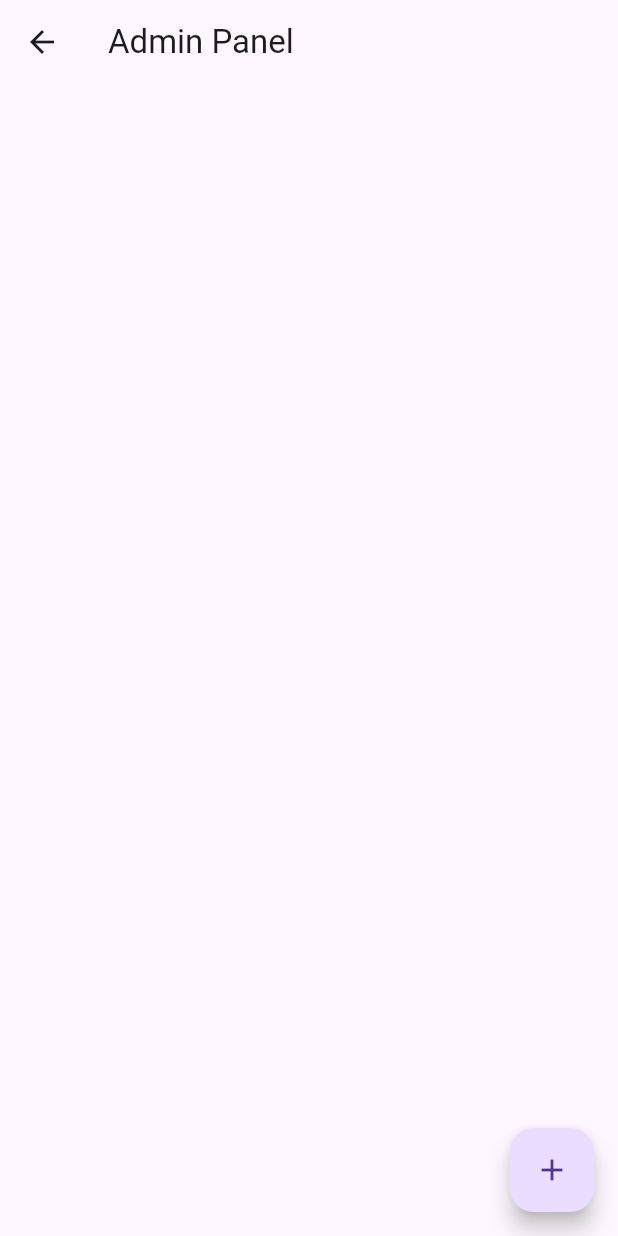
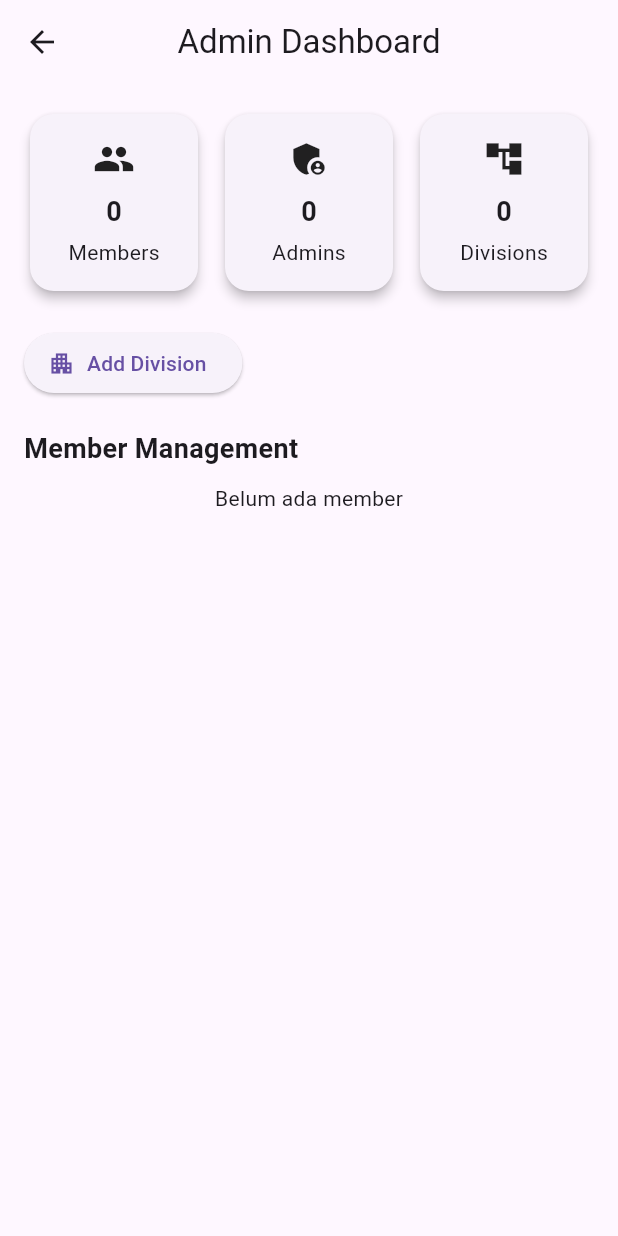
Before and after one commit to rizkyadde23/itc-the-seeker-2026-rizkyadde, a Flutter app: the AdminPage screen opened by its route, on a phone screen of 412 x 824 dp. Run offline on Flutter 3.47's test engine with Material 3 defaults, Android fonts, the phone set to English and light mode, and no system bars; our stand-ins replace cloud_firestore, firebase_auth, firebase_core, get; accounts and stored records are empty.

Commit message:
fix : admin logic

```diff
--- a/lib/main.dart
+++ b/lib/main.dart
@@ -6,7 +6,6 @@ import 'package:seeker/pages/home_page.dart';
 import 'package:seeker/pages/login_page.dart';
 import 'package:seeker/pages/structure_page.dart';
 import 'package:seeker/pages/admin_page.dart';
-import 'package:seeker/pages/admin_add_member.dart';
 import 'package:seeker/pages/admin_edit_member.dart';
 import 'package:seeker/pages/profile_page.dart';
 import 'package:seeker/pages/register_page.dart';
@@ -39,7 +38,6 @@ class MyApp extends StatelessWidget {
         ),
 
         // 🔥 ADMIN ROUTES
-        GetPage(name: '/admin/add-member', page: () => AddMemberPage()),
         GetPage(
           name: '/admin/edit-member',
           page: () => EditMemberPage(member: Get.arguments),
--- a/lib/pages/admin_page.dart
+++ b/lib/pages/admin_page.dart
@@ -1,56 +1,212 @@
+import 'package:cloud_firestore/cloud_firestore.dart';
 import 'package:flutter/material.dart';
 import 'package:get/get.dart';
-import 'package:seeker/routes/app_routes.dart';
-import '../controllers/member_controller.dart';
 
 class AdminPage extends StatelessWidget {
-  AdminPage({super.key});
-  final controller = Get.put(MemberController());
+  const AdminPage({super.key});
+
+  // 🔥 GET STATS
+  Future<Map<String, int>> getStats() async {
+    final members = await FirebaseFirestore.instance
+        .collection('members')
+        .get();
+
+    final users = await FirebaseFirestore.instance.collection('users').get();
+
+    int adminCount = users.docs.where((e) => e['role'] == 'admin').length;
+
+    return {
+      'members': members.docs.length,
+      'admins': adminCount,
+      'divisions': 0, // nanti bisa kamu isi
+    };
+  }
+
+  // 🔥 STAT CARD
+  Widget _statCard(String title, String value, IconData icon) {
+    return Expanded(
+      child: Card(
+        shape: RoundedRectangleBorder(borderRadius: BorderRadius.circular(16)),
+        elevation: 3,
+        child: Padding(
+          padding: const EdgeInsets.symmetric(vertical: 16),
+          child: Column(
+            children: [
+              Icon(icon, size: 28),
+              const SizedBox(height: 8),
+              Text(
+                value,
+                style: const TextStyle(
+                  fontSize: 18,
+                  fontWeight: FontWeight.bold,
+                ),
+              ),
+              const SizedBox(height: 4),
+              Text(title),
+            ],
+          ),
+        ),
+      ),
+    );
+  }
+
+  // 🔥 OVERVIEW
+  Widget buildOverview(Map<String, int> stats) {
+    return Row(
+      children: [
+        _statCard("Members", stats['members'].toString(), Icons.people),
+        const SizedBox(width: 10),
+        _statCard(
+          "Admins",
+          stats['admins'].toString(),
+          Icons.admin_panel_settings,
+        ),
+        const SizedBox(width: 10),
+        _statCard(
+          "Divisions",
+          stats['divisions'].toString(),
+          Icons.account_tree,
+        ),
+      ],
+    );
+  }
+
+  // 🔥 QUICK ACTION
+  Widget buildQuickActions() {
+    return Row(
+      mainAxisAlignment: MainAxisAlignment.spaceBetween,
+      children: [
+        ElevatedButton.icon(
+          onPressed: () {
+            Get.snackbar("Info", "Coming Soon 🚀");
+          },
+          icon: const Icon(Icons.apartment),
+          label: const Text("Add Division"),
+        ),
+      ],
+    );
+  }
+
+  // 🔥 DELETE CONFIRM
+  void showDeleteDialog(String id) {
+    Get.defaultDialog(
+      title: "Hapus Member",
+      middleText: "Yakin ingin menghapus member ini?",
+      textConfirm: "Hapus",
+      textCancel: "Batal",
+      confirmTextColor: Colors.white,
+      onConfirm: () async {
+        await FirebaseFirestore.instance.collection('members').doc(id).delete();
+
+        Get.back(); // tutup dialog
+        Get.snackbar("Success", "Member dihapus");
+      },
+    );
+  }
+
+  // 🔥 MEMBER LIST (REALTIME)
+  Widget buildMemberList() {
+    return StreamBuilder<QuerySnapshot>(
+      stream: FirebaseFirestore.instance.collection('members').snapshots(),
+      builder: (context, snapshot) {
+        if (snapshot.connectionState == ConnectionState.waiting) {
+          return const Padding(
+            padding: EdgeInsets.all(20),
+            child: Center(child: CircularProgressIndicator()),
+          );
+        }
+
+        if (!snapshot.hasData || snapshot.data!.docs.isEmpty) {
+          return const Center(child: Text("Belum ada member"));
+        }
+
+        final members = snapshot.data!.docs;
+
+        return ListView.builder(
+          shrinkWrap: true,
+          physics: const NeverScrollableScrollPhysics(),
+          itemCount: members.length,
+          itemBuilder: (context, index) {
+            final data = members[index];
+
+            return Card(
+              shape: RoundedRectangleBorder(
+                borderRadius: BorderRadius.circular(12),
+              ),
+              child: ListTile(
+                leading: CircleAvatar(child: const Icon(Icons.person)),
+                title: Text(data['name'] ?? '-'),
+                subtitle: Text(data['role'] ?? '-'),
+                trailing: Row(
+                  mainAxisSize: MainAxisSize.min,
+                  children: [
+                    // 🔥 EDIT
+                    IconButton(
+                      icon: const Icon(Icons.edit),
+                      onPressed: () {
+                        Get.toNamed('/profile', arguments: data.id);
+                      },
+                    ),
+
+                    // 🔥 DELETE
+                    IconButton(
+                      icon: const Icon(Icons.delete, color: Colors.red),
+                      onPressed: () {
+                        showDeleteDialog(data.id);
+                      },
+                    ),
+                  ],
+                ),
+              ),
+            );
+          },
+        );
+      },
+    );
+  }
 
   @override
   Widget build(BuildContext context) {
     return Scaffold(
-      appBar: AppBar(title: Text("Admin Panel")),
-      floatingActionButton: FloatingActionButton(
-        onPressed: () {
-          Get.toNamed(AppRoutes.addMember);
-        },
-        child: Icon(Icons.add),
-      ),
-      body: Obx(() {
-        return ListView.builder(
-          itemCount: controller.members.length,
-          itemBuilder: (context, index) {
-            final member = controller.members[index];
-
-            return ListTile(
-              title: Text(member.name),
-              subtitle: Text(member.role),
-
-              trailing: Row(
-                mainAxisSize: MainAxisSize.min,
+      appBar: AppBar(title: const Text("Admin Dashboard"), centerTitle: true),
+      body: SingleChildScrollView(
+        padding: const EdgeInsets.all(16),
+        child: Column(
           children: [
-                  // ✏️ EDIT
-                  IconButton(
-                    icon: Icon(Icons.edit),
-                    onPressed: () {
-                      Get.toNamed(AppRoutes.editMember, arguments: member);
+            // 🔥 OVERVIEW
+            FutureBuilder(
+              future: getStats(),
+              builder: (context, snapshot) {
+                if (!snapshot.hasData) {
+                  return const CircularProgressIndicator();
+                }
+                return buildOverview(snapshot.data!);
               },
             ),
 
-                  // 🗑 DELETE
-                  IconButton(
-                    icon: Icon(Icons.delete),
-                    onPressed: () {
-                      controller.deleteMember(member.id);
-                    },
+            const SizedBox(height: 20),
+
+            // 🔥 QUICK ACTION
+            buildQuickActions(),
+
+            const SizedBox(height: 20),
+
+            // 🔥 TITLE
+            const Align(
+              alignment: Alignment.centerLeft,
+              child: Text(
+                "Member Management",
+                style: TextStyle(fontSize: 18, fontWeight: FontWeight.bold),
               ),
+            ),
+
+            const SizedBox(height: 10),
+
+            // 🔥 MEMBER LIST
+            buildMemberList(),
           ],
         ),
-            );
-          },
-        );
-      }),
+      ),
     );
   }
 }
--- a/lib/pages/home_page.dart
+++ b/lib/pages/home_page.dart
@@ -1,7 +1,6 @@
 import 'package:flutter/material.dart';
 import 'package:get/get.dart';
 import 'package:seeker/routes/app_routes.dart';
-import 'structure_page.dart';
 
 class HomePage extends StatefulWidget {
   @override
--- a/lib/pages/profile_page.dart
+++ b/lib/pages/profile_page.dart
@@ -1,7 +1,6 @@
 import 'package:flutter/material.dart';
 import 'package:get/get.dart';
 import 'package:firebase_auth/firebase_auth.dart';
-import 'package:seeker/pages/edit_profile_page.dart';
 import 'package:seeker/routes/app_routes.dart';
 
 import '../services/firestore_service.dart';
--- a/lib/routes/app_routes.dart
+++ b/lib/routes/app_routes.dart
@@ -3,7 +3,6 @@ class AppRoutes {
   static const home = '/home';
   static const admin = '/admin';
   static const structure = '/structure';
-  static const addMember = '/admin/add-member';
   static const editMember = '/admin/edit-member';
   static const profile = '/profile';
   static const register = '/register';
```
Also changed, not shown: lib/pages/admin_add_member.dart (deleted, +0 -11 lines). Lines whose indentation alone changed are shown as unchanged.
